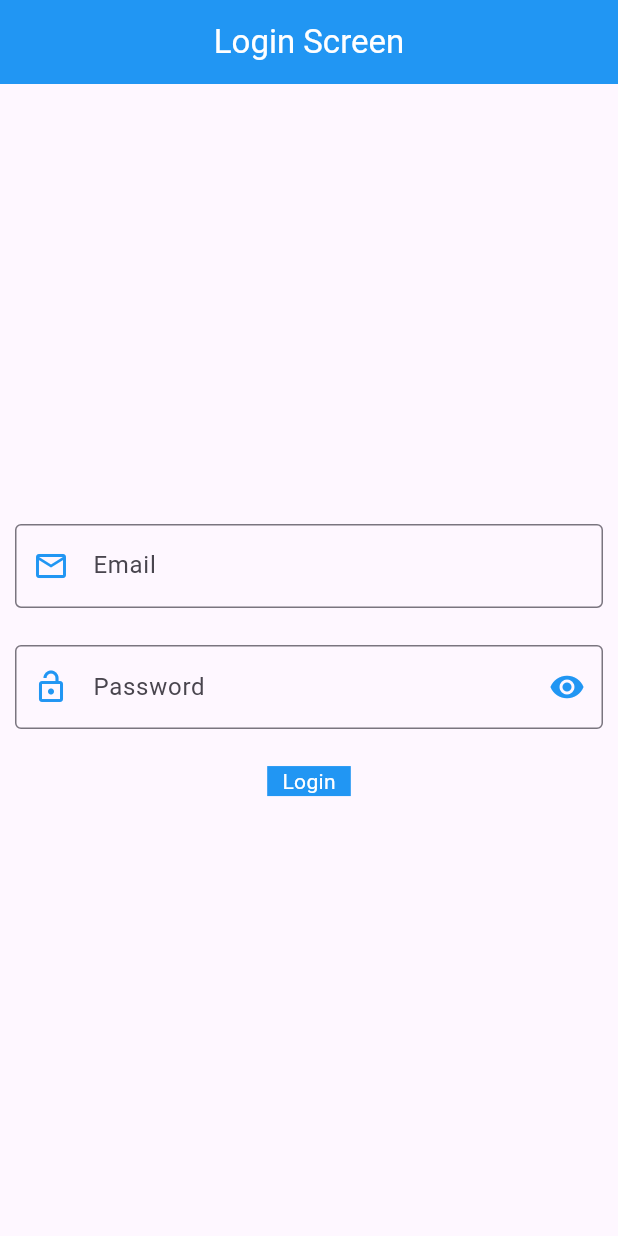
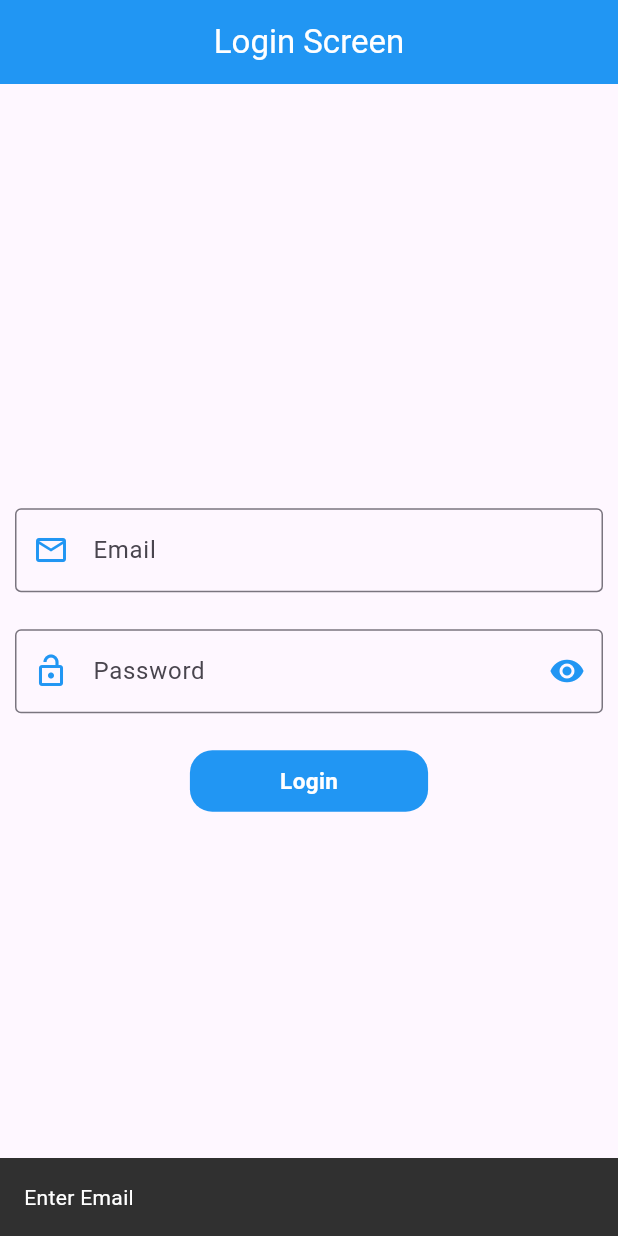
Before and after one commit to Irtaza4/provider_mvvm, a Flutter app: the screen it shows after launch, after a tap on "Login", on a phone screen of 412 x 824 dp. Run offline on Flutter 3.47's test engine with Material 3 defaults, Android fonts, the phone set to English and light mode, and no system bars; drawn by our look-alikes of another_flushbar; our stand-ins replace fluttertoast; network calls fail.

```diff
--- a/lib/main.dart
+++ b/lib/main.dart
@@ -2,6 +2,7 @@ import 'package:flutter/material.dart';
 import 'package:mvvm_provider/utils/routes/route_names.dart';
 import 'package:mvvm_provider/utils/routes/routes.dart';
 import 'package:mvvm_provider/view/login_screen.dart';
+import 'package:mvvm_provider/view_model/auth_view_model.dart';
 import 'package:mvvm_provider/view_model/login_view_model.dart';
 import 'package:provider/provider.dart';
 
@@ -16,7 +17,8 @@ class MyApp extends StatelessWidget {
   @override
   Widget build(BuildContext context) {
     return MultiProvider(providers: [
-      ChangeNotifierProvider(create: (_)=>LoginViewModel())
+      ChangeNotifierProvider(create: (_)=>LoginViewModel()),
+      ChangeNotifierProvider(create: (_)=>AuthViewModel())
     ],
     child:  MaterialApp(
       title: 'Flutter Demo',
--- /dev/null
+++ b/lib/repository/login_repository.dart
@@ -0,0 +1,19 @@
+
+import 'package:mvvm_provider/data/network/base_api_service.dart';
+import 'package:mvvm_provider/data/network/network_api_service.dart';
+import 'package:mvvm_provider/res/components/app_url.dart';
+
+class LoginRepository{
+  BaseApiService _apiService = NetworkApiService();
+
+  Future<dynamic> loginApi(dynamic data)async{
+    try{
+     dynamic response = await _apiService.getPostApiResponse(AppUrl.loginEndpoint, data);
+     return response;
+    }
+    catch(e){
+      throw e;
+    }
+  }
+
+}
--- a/lib/res/components/app_button.dart
+++ b/lib/res/components/app_button.dart
@@ -5,18 +5,20 @@ import 'package:flutter/material.dart';
 class AppButton extends StatelessWidget {
   final String text;
   final void Function()? onTap;
-  const AppButton({super.key,required this.text,required this.onTap});
+  bool loading;
+   AppButton({super.key,required this.text,required this.onTap,required this.loading});
 
   @override
   Widget build(BuildContext context) {
     return InkWell(
       onTap: onTap,
       child: Container(
-        padding: EdgeInsets.symmetric(horizontal: 10),
+        padding: EdgeInsets.symmetric(horizontal: 60,vertical: 10),
         decoration: BoxDecoration(
           color: Colors.blue,
+          borderRadius: BorderRadius.circular(15)
         ),
-        child: Text(text,style: TextStyle(color: Colors.white),),
+        child: Text(text,style: TextStyle(color: Colors.white,fontWeight: FontWeight.bold,fontSize: 15),),
       ),
     );
   }
--- /dev/null
+++ b/lib/res/components/app_url.dart
@@ -0,0 +1,8 @@
+
+class AppUrl{
+
+  static const String baseUrl = 'https://reqres.in';
+  static const String loginEndpoint = baseUrl+'/api/login';
+
+
+}
--- a/lib/utils/utils.dart
+++ b/lib/utils/utils.dart
@@ -20,6 +20,7 @@ class Utils{
         context: context,
         flushbar: Flushbar(
           message: message,
+          duration: Duration(seconds: 2),
         )..show(context)
     );
 
--- a/lib/view/login_screen.dart
+++ b/lib/view/login_screen.dart
@@ -1,5 +1,6 @@
 import 'package:flutter/material.dart';
 import 'package:mvvm_provider/utils/utils.dart';
+import 'package:mvvm_provider/view_model/auth_view_model.dart';
 import 'package:mvvm_provider/view_model/login_view_model.dart';
 import 'package:provider/provider.dart';
 
@@ -12,6 +13,7 @@ class LoginScreen extends StatelessWidget {
   Widget build(BuildContext context) {
     final height = MediaQuery.of(context).size.height*1;
     final provider = Provider.of<LoginViewModel>(context);
+    final provider2 = Provider.of<AuthViewModel>(context);
     return Scaffold(
       appBar: AppBar(
         title:Text('Login Screen',style: TextStyle(
@@ -63,8 +65,21 @@ class LoginScreen extends StatelessWidget {
             SizedBox(
               height: height*0.03,
             ),
-            AppButton(text: 'Login',onTap: (){
-
+            AppButton(loading: false,text: 'Login',onTap: (){
+              if(provider.emailController.text.isEmpty){
+                Utils.flushBarMessage('Enter Email', context);
+              }
+              else if(provider.passwordController.text.isEmpty){
+                Utils.flushBarMessage('Enter password', context);
+              }
+              else if(provider.passwordController.text.length < 6){
+                Utils.flushBarMessage('password cannot be less then 6 number', context);
+              }
+              Map data={
+                "email": provider.emailController.text,
+                "password": provider.passwordController.text
+              };
+              provider2.loginApi(data);
             },)
           ],
         ),
--- /dev/null
+++ b/lib/view_model/auth_view_model.dart
@@ -0,0 +1,24 @@
+
+import 'package:flutter/foundation.dart';
+import 'package:flutter/material.dart';
+import 'package:mvvm_provider/repository/login_repository.dart';
+
+class AuthViewModel with ChangeNotifier{
+  final _repo = LoginRepository();
+
+  Future<dynamic> loginApi(dynamic data)async{
+    _repo.loginApi(data).then((value){
+      if(kDebugMode){
+        print('api hit ${value.toString()}');
+      }
+
+    }).onError((error,stackTrace){
+     if(kDebugMode){
+       print('errror $error');
+     }
+
+    });
+  }
+
+
+}
```
